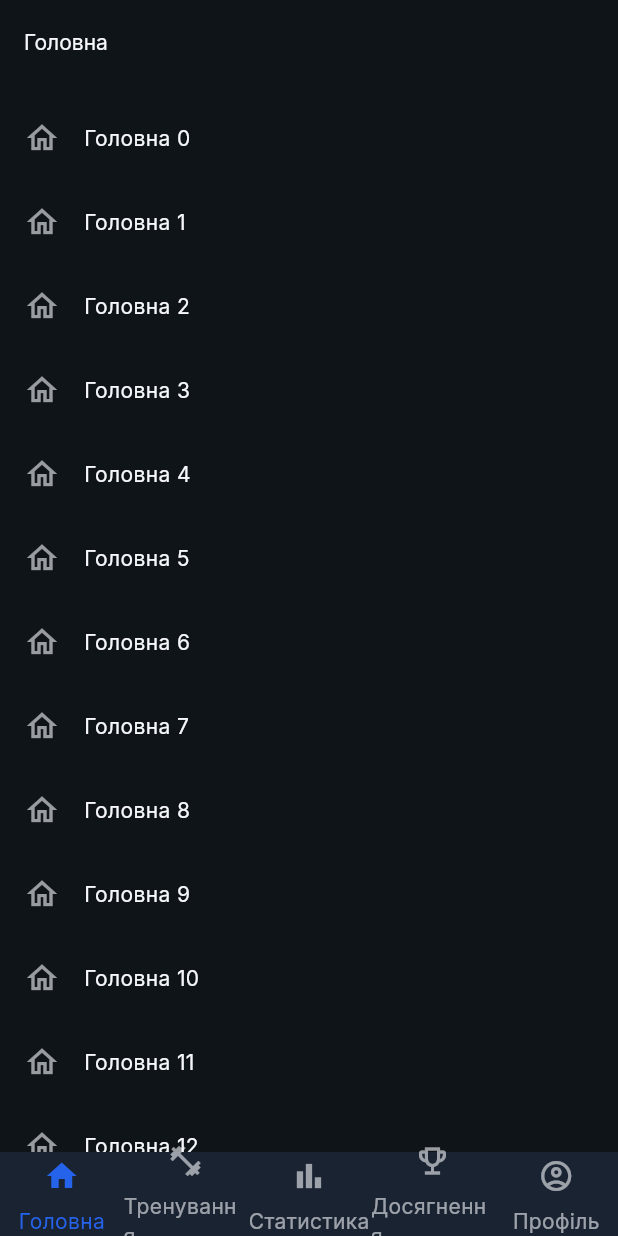
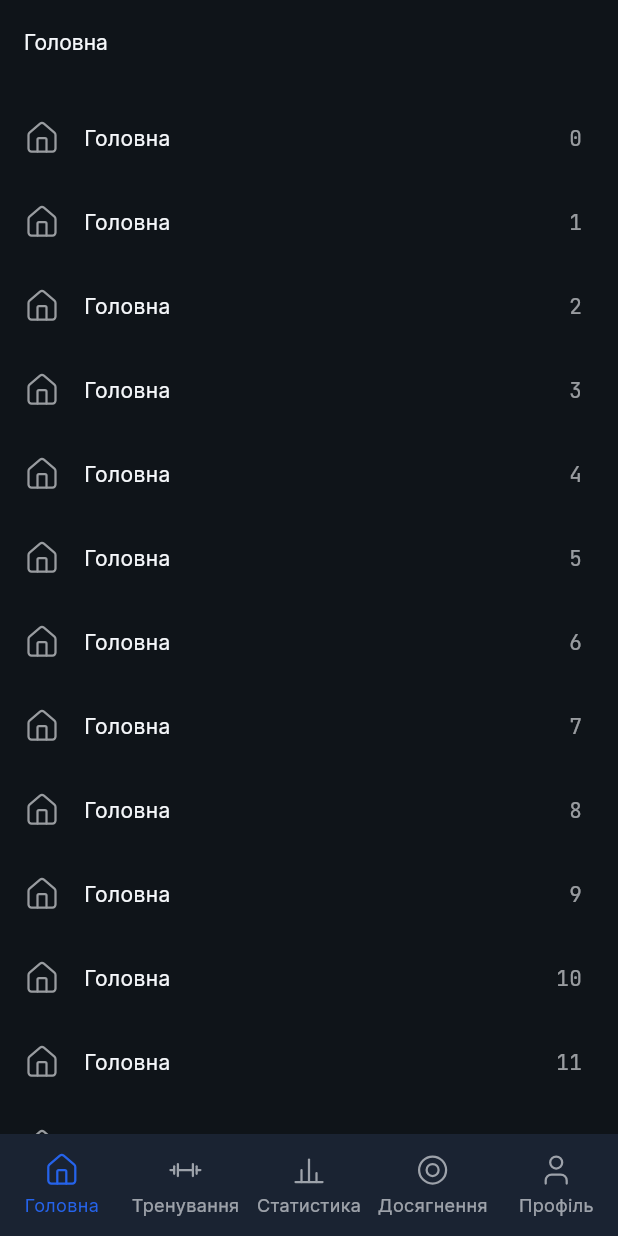
Before and after one commit to D1SDY/worklog, a Flutter app: the screen it shows after launch, on a phone screen of 412 x 824 dp. Run offline on Flutter 3.47's test engine with Material 3 defaults, Android fonts, the phone set to English and light mode, and no system bars; our stand-ins replace flutter_svg, go_router, google_fonts.

Commit message:
feat(shell): WORLOG-001 bottom nav to Figma spec
- Custom 68px AppBottomNavBar replaces Material NavigationBar, which
  overflowed when squeezed below its 80px layout
- Icons rendered as SVG strokes at 1.5px via flutter_svg: Lucide house
  and user, design-supplied horizontal barbell, baseline bar chart and
  two-ring achievement glyphs; same outline in both states, tinted only
- Labels Inter regular 12/16, single line, text scale capped at 2.0
- ShellDestination is pure Dart; icon mapping lives in lib/ui
- Declare flutter_web_plugins; gitignore local .claude/worktrees/

Co-Authored-By: Claude Opus 5.5 <noreply@anthropic.com>

```diff
--- a/lib/domain/models/shell_destination.dart
+++ b/lib/domain/models/shell_destination.dart
@@ -1,5 +1,3 @@
-import 'package:flutter/material.dart';
-
 /// A top-level destination in the app's bottom navigation shell.
 ///
 /// Declaration order is the tab order in the bar, fixed by
@@ -9,59 +7,17 @@ import 'package:flutter/material.dart';
 /// in the WORLOG-001 description identify the tabs for the reader; they are not
 /// the strings shown to users.
 ///
-/// Icons follow the rules page's Lucide mapping, resolved to their nearest
-/// Material equivalents so the app keeps using the bundled icon font rather
-/// than taking a dependency for five glyphs. The page permits a different
-/// library "as long as the 5-icon mapping and outline/filled pairing stay the
-/// same", which is what [icon]/[selectedIcon] preserve.
+/// Pure Dart on purpose. Icons are presentation, so they live in
+/// `lib/ui/core/icons/tab_icon.dart`, keeping this layer free of
+/// Flutter and icon-font dependencies.
 enum ShellDestination {
-  /// Lucide `home`.
-  home(
-    path: '/home',
-    label: 'Головна',
-    icon: Icons.home_outlined,
-    selectedIcon: Icons.home,
-  ),
+  home(path: '/home', label: 'Головна'),
+  training(path: '/training', label: 'Тренування'),
+  statistics(path: '/statistics', label: 'Статистика'),
+  achievements(path: '/achievements', label: 'Досягнення'),
+  profile(path: '/profile', label: 'Профіль');
 
-  /// Lucide `dumbbell`.
-  training(
-    path: '/training',
-    label: 'Тренування',
-    icon: Icons.fitness_center_outlined,
-    selectedIcon: Icons.fitness_center,
-  ),
-
-  /// Lucide `bar-chart-2`.
-  statistics(
-    path: '/statistics',
-    label: 'Статистика',
-    icon: Icons.bar_chart_outlined,
-    selectedIcon: Icons.bar_chart,
-  ),
-
-  /// Lucide `trophy`.
-  achievements(
-    path: '/achievements',
-    label: 'Досягнення',
-    icon: Icons.emoji_events_outlined,
-    selectedIcon: Icons.emoji_events,
-  ),
-
-  /// Lucide `circle-user` — the rounded frame is part of the spec, so this is
-  /// `account_circle` rather than the frameless `person`.
-  profile(
-    path: '/profile',
-    label: 'Профіль',
-    icon: Icons.account_circle_outlined,
-    selectedIcon: Icons.account_circle,
-  );
-
-  const ShellDestination({
-    required this.path,
-    required this.label,
-    required this.icon,
-    required this.selectedIcon,
-  });
+  const ShellDestination({required this.path, required this.label});
 
   /// Route location of this tab's branch root.
   ///
@@ -71,14 +27,4 @@ enum ShellDestination {
 
   /// Text shown under the tab icon.
   final String label;
-
-  /// Icon shown while the tab is inactive.
-  final IconData icon;
-
-  /// Icon shown while the tab is active.
-  ///
-  /// The rules page distinguishes the active tab by colour; the filled variant
-  /// is an extra non-colour cue, so the distinction survives for users who
-  /// cannot rely on hue alone.
-  final IconData selectedIcon;
 }
--- /dev/null
+++ b/lib/ui/core/icons/lucide_svg.dart
@@ -0,0 +1,115 @@
+import 'package:flutter/widgets.dart';
+import 'package:flutter_svg/flutter_svg.dart';
+
+/// Tab and UI icons as SVG source, drawn as real strokes at the exact width the
+/// design asks for (1.5px).
+///
+/// Icon fonts cannot do this: the Lucide font is 2px only, and font glyphs are
+/// pre-outlined, so they render heavier than a stroked vector of the same
+/// width. `house`, `user` and `search-x` are upstream Lucide with only
+/// `stroke-width` changed; the barbell, bar chart and rings are the design's
+/// own paths.
+///
+/// Lucide path data: (https://lucide.dev), ISC License, Copyright (c) Lucide
+/// Contributors.
+abstract final class LucideSvg {
+  /// Stroke width for every icon, in the 24-unit viewBox (so px at 24px).
+  static const String strokeWidth = '1.5';
+
+  static const String _open =
+      '<svg xmlns="http://www.w3.org/2000/svg" width="24" height="24" '
+      'viewBox="0 0 24 24" fill="none" stroke="#000000" '
+      'stroke-width="$strokeWidth" stroke-linecap="round" '
+      'stroke-linejoin="round">';
+  static const String _close = '</svg>';
+
+  /// Lucide `house` (formerly `home`).
+  static const String house =
+      '$_open'
+      '<path d="M15 21v-8a1 1 0 0 0-1-1h-4a1 1 0 0 0-1 1v8"/>'
+      '<path d="M3 10a2 2 0 0 1 .709-1.528l7-6a2 2 0 0 1 2.582 0l7 6A2 2 0 0 1 '
+      '21 10v9a2 2 0 0 1-2 2H5a2 2 0 0 1-2-2z"/>'
+      '$_close';
+
+  /// Horizontal barbell, from the design (not Lucide): a bar, tall inner
+  /// plates, short outer plates and bar ends. Never rotated.
+  static const String barbell =
+      '$_open'
+      '<line x1="7" y1="12" x2="17" y2="12"/>'
+      '<line x1="7" y1="8" x2="7" y2="16"/>'
+      '<line x1="17" y1="8" x2="17" y2="16"/>'
+      '<line x1="4.5" y1="9.5" x2="4.5" y2="14.5"/>'
+      '<line x1="19.5" y1="9.5" x2="19.5" y2="14.5"/>'
+      '<line x1="2" y1="12" x2="4.5" y2="12"/>'
+      '<line x1="19.5" y1="12" x2="22" y2="12"/>'
+      '$_close';
+
+  /// Bar chart, from the design (not Lucide): three vertical bars standing on
+  /// a baseline — middle tallest, left medium, right shortest.
+  static const String barChart =
+      '$_open'
+      '<line x1="3" y1="20" x2="21" y2="20"/>'
+      '<line x1="7" y1="20" x2="7" y2="12"/>'
+      '<line x1="12" y1="20" x2="12" y2="5"/>'
+      '<line x1="17" y1="20" x2="17" y2="14"/>'
+      '$_close';
+
+  /// Two concentric rings, from the design (not Lucide): no centre dot, no
+  /// third ring.
+  static const String rings =
+      '$_open'
+      '<circle cx="12" cy="12" r="9"/>'
+      '<circle cx="12" cy="12" r="4"/>'
+      '$_close';
+
+  /// Lucide `user`: head circle and shoulder arc.
+  static const String user =
+      '$_open'
+      '<path d="M19 21v-2a4 4 0 0 0-4-4H9a4 4 0 0 0-4 4v2"/>'
+      '<circle cx="12" cy="7" r="4"/>'
+      '$_close';
+
+  /// Lucide `search-x`.
+  static const String searchX =
+      '$_open'
+      '<path d="m13.5 8.5-5 5"/>'
+      '<path d="m8.5 8.5 5 5"/>'
+      '<circle cx="11" cy="11" r="8"/>'
+      '<path d="m21 21-4.3-4.3"/>'
+      '$_close';
+}
+
+/// Paints one [LucideSvg] icon at [size], tinted [color].
+///
+/// The SVG's own stroke colour is replaced wholesale via [BlendMode.srcIn], so
+/// a single source serves every state — callers change only the colour.
+class LucideSvgIcon extends StatelessWidget {
+  const LucideSvgIcon({
+    required this.svg,
+    required this.size,
+    required this.color,
+    super.key,
+  });
+
+  /// SVG source, one of the [LucideSvg] constants.
+  final String svg;
+
+  /// Width and height in logical pixels.
+  final double size;
+
+  /// Stroke colour.
+  final Color color;
+
+  @override
+  Widget build(BuildContext context) {
+    return SvgPicture.string(
+      svg,
+      width: size,
+      height: size,
+      colorFilter: ColorFilter.mode(color, BlendMode.srcIn),
+      // Decorative: the text next to an icon carries its meaning, so a
+      // screen reader should not announce a separate image.
+      excludeFromSemantics: true,
+    );
+  }
+}
--- /dev/null
+++ b/lib/ui/core/icons/tab_icon.dart
@@ -0,0 +1,50 @@
+import 'package:flutter/widgets.dart';
+
+import '../../../domain/models/shell_destination.dart';
+import '../theme/app_tokens.dart';
+import 'lucide_svg.dart';
+
+/// Icon for each [ShellDestination], per the design's Tab Item spec, which
+/// overrides the story's original icon table. Головна and Профіль are Lucide
+/// `house` and `user`; Тренування, Статистика and Досягнення use the design's
+/// own barbell, bar chart and two-ring paths.
+///
+/// Lives in `lib/ui/` rather than on the domain enum so the domain layer stays
+/// free of Flutter and rendering dependencies.
+extension ShellDestinationIcons on ShellDestination {
+  /// SVG source of this tab's icon, used unchanged in both states.
+  String get lucideSvg {
+    return switch (this) {
+      ShellDestination.home => LucideSvg.house,
+      ShellDestination.training => LucideSvg.barbell,
+      ShellDestination.statistics => LucideSvg.barChart,
+      ShellDestination.achievements => LucideSvg.rings,
+      ShellDestination.profile => LucideSvg.user,
+    };
+  }
+}
+
+/// A tab's outline icon: one glyph and one 1.5px stroke for every state. The
+/// active tab differs only in [color].
+class TabIcon extends StatelessWidget {
+  const TabIcon({
+    required this.destination,
+    required this.color,
+    this.size = AppSizes.navIcon,
+    super.key,
+  });
+
+  /// The tab whose glyph to draw.
+  final ShellDestination destination;
+
+  /// Stroke colour: [AppColors.accentBlue] when active, muted otherwise.
+  final Color color;
+
+  /// Width and height; the rules page fixes nav icons at 24px.
+  final double size;
+
+  @override
+  Widget build(BuildContext context) {
+    return LucideSvgIcon(svg: destination.lucideSvg, size: size, color: color);
+  }
+}
--- a/lib/ui/core/theme/app_theme.dart
+++ b/lib/ui/core/theme/app_theme.dart
@@ -24,6 +24,17 @@ abstract final class AppTheme {
     return GoogleFonts.jetBrainsMono(textStyle: style);
   }
 
+  /// Bottom-nav label: Inter regular 12/16, per the Figma Tab Item. Material's
+  /// `labelMedium` is 12/16 too but medium weight, so this is defined here
+  /// rather than borrowed.
+  static TextStyle navLabel() {
+    return GoogleFonts.inter(
+      fontSize: AppTypeScale.navLabelSize,
+      height: AppTypeScale.navLabelLineHeight / AppTypeScale.navLabelSize,
+      fontWeight: FontWeight.w400,
+    );
+  }
+
   static ThemeData dark() {
     final TextTheme text = textTheme();
 
@@ -46,34 +57,6 @@ abstract final class AppTheme {
         elevation: 0,
         titleTextStyle: text.titleLarge,
       ),
-      navigationBarTheme: NavigationBarThemeData(
-        height: AppSizes.bottomNavHeight,
-        backgroundColor: AppColors.bgSecondary,
-        elevation: 0,
-        // The rules page distinguishes tabs by colour only — no Material 3
-        // indicator pill.
-        indicatorColor: Colors.transparent,
-        labelBehavior: NavigationDestinationLabelBehavior.alwaysShow,
-        iconTheme: WidgetStateProperty.resolveWith<IconThemeData>((
-          Set<WidgetState> states,
-        ) {
-          return IconThemeData(
-            size: AppSizes.navIcon,
-            color: states.contains(WidgetState.selected)
-                ? AppColors.accentBlue
-                : AppColors.textMuted,
-          );
-        }),
-        labelTextStyle: WidgetStateProperty.resolveWith<TextStyle>((
-          Set<WidgetState> states,
-        ) {
-          return (text.labelMedium ?? const TextStyle()).copyWith(
-            color: states.contains(WidgetState.selected)
-                ? AppColors.accentBlue
-                : AppColors.textMuted,
-          );
-        }),
-      ),
     );
   }
 }
--- a/lib/ui/core/theme/app_tokens.dart
+++ b/lib/ui/core/theme/app_tokens.dart
@@ -63,13 +63,37 @@ abstract final class AppRadius {
   static const double modal = 16;
 }
 
+/// Font sizes and line heights fixed by the design rather than taken from the
+/// Material type scale.
+abstract final class AppTypeScale {
+  /// Bottom-nav label size, per the Figma Tab Item: 12/16 Inter regular.
+  static const double navLabelSize = 12;
+
+  /// Bottom-nav label line height.
+  static const double navLabelLineHeight = 16;
+}
+
 /// Fixed component dimensions defined by the rules page.
 abstract final class AppSizes {
-  /// Bottom navigation bar height, per WORLOG-001 and the rules page.
-  static const double bottomNavHeight = 56;
+  /// Bottom navigation bar height, per the Figma Tab bar (402x68). This
+  /// supersedes the 56px in WORLOG-001's acceptance criteria and the rules
+  /// page. The bottom safe-area inset is added beneath it, not included.
+  static const double bottomNavHeight = 68;
 
   /// Bottom navigation icon size — the rules page specifies 24×24px.
   static const double navIcon = 24;
+
+  /// Largest system text scale the bottom-nav labels follow.
+  ///
+  /// The bar's height is fixed at [bottomNavHeight], so its labels cannot grow
+  /// without bound the way body text does. Derived from the bar geometry, not
+  /// a design token: the label line may take what is left after the icon, the
+  /// icon-label gap and an [AppSpacing.xs] margin above and below, so
+  /// (68 - 2 * 4 - 24 - 4) / 16 = 2.0. Above that the label stops growing while
+  /// the rest of the app keeps scaling.
+  static const double navLabelMaxTextScale =
+      (bottomNavHeight - 2 * AppSpacing.xs - navIcon - AppSpacing.xs) /
+      AppTypeScale.navLabelLineHeight;
 
   /// Minimum touch target for icon buttons.
   static const double minTouchTarget = 44;
--- a/lib/ui/core/widgets/not_found_screen.dart
+++ b/lib/ui/core/widgets/not_found_screen.dart
@@ -2,6 +2,7 @@ import 'package:flutter/material.dart';
 import 'package:go_router/go_router.dart';
 
 import '../../../domain/models/shell_destination.dart';
+import '../icons/lucide_svg.dart';
 import '../theme/app_tokens.dart';
 
 /// Shown when a route cannot be resolved — a stale deep link, or a typed URL on
@@ -24,8 +25,8 @@ class NotFoundScreen extends StatelessWidget {
           child: Column(
             mainAxisSize: MainAxisSize.min,
             children: <Widget>[
-              const Icon(
-                Icons.search_off_outlined,
+              const LucideSvgIcon(
+                svg: LucideSvg.searchX,
                 size: AppSizes.emptyStateIcon,
                 color: AppColors.textMuted,
               ),
--- a/lib/ui/core/widgets/placeholder_tab_view.dart
+++ b/lib/ui/core/widgets/placeholder_tab_view.dart
@@ -1,6 +1,8 @@
 import 'package:flutter/material.dart';
 
 import '../../../domain/models/shell_destination.dart';
+import '../icons/tab_icon.dart';
+import '../theme/app_theme.dart';
 import '../theme/app_tokens.dart';
 
 /// Stand-in body for a shell tab whose real content ships in a later story.
@@ -24,11 +26,20 @@ class PlaceholderTabView extends StatelessWidget {
         padding: const EdgeInsets.symmetric(vertical: AppSpacing.sm),
         itemCount: itemCount,
         itemBuilder: (BuildContext context, int index) {
+          final TextStyle? body = Theme.of(context).textTheme.bodyMedium;
+
           return ListTile(
-            leading: Icon(destination.icon, color: AppColors.textMuted),
-            title: Text(
-              '${destination.label} $index',
-              style: Theme.of(context).textTheme.bodyMedium,
+            leading: TabIcon(
+              destination: destination,
+              color: AppColors.textMuted,
+            ),
+            title: Text(destination.label, style: body),
+            // Numbers are JetBrains Mono everywhere, placeholders included.
+            trailing: Text(
+              '$index',
+              style: AppTheme.numeric(
+                body?.copyWith(color: AppColors.textMuted),
+              ),
             ),
           );
         },
--- /dev/null
+++ b/lib/ui/shell/widgets/app_bottom_nav_bar.dart
@@ -0,0 +1,113 @@
+import 'package:flutter/material.dart';
+
+import '../../../domain/models/shell_destination.dart';
+import '../../core/icons/tab_icon.dart';
+import '../../core/theme/app_theme.dart';
+import '../../core/theme/app_tokens.dart';
+
+/// The bottom navigation bar from 📐 UI Component Rules → Bottom Navigation
+/// Bar, with the Figma Tab bar's geometry: five fixed tabs,
+/// [AppSizes.bottomNavHeight] tall, a 24px Lucide outline icon 4px above a
+/// 12/16 label, the active tab in [AppColors.accentBlue] and inactive tabs
+/// muted.
+///
+/// Built from tokens rather than Material 3's `NavigationBar`, whose layout
+/// assumes an 80px bar with a 32px indicator slot, and whose `String` labels
+/// cannot be held to one line, so the longer Ukrainian labels wrap on narrow
+/// phones.
+///
+/// The bottom safe-area inset is added beneath the bar's row, so the tabs never
+/// sit under a home indicator or gesture bar.
+class AppBottomNavBar extends StatelessWidget {
+  const AppBottomNavBar({
+    required this.selectedIndex,
+    required this.onDestinationSelected,
+    super.key,
+  });
+
+  /// Index into [ShellDestination.values] of the active tab.
+  final int selectedIndex;
+
+  /// Called with the tapped tab's index, including when it is already active.
+  final ValueChanged<int> onDestinationSelected;
+
+  @override
+  Widget build(BuildContext context) {
+    return Material(
+      color: AppColors.bgSecondary,
+      child: SafeArea(
+        top: false,
+        child: SizedBox(
+          height: AppSizes.bottomNavHeight,
+          child: MediaQuery.withClampedTextScaling(
+            maxScaleFactor: AppSizes.navLabelMaxTextScale,
+            child: Row(
+              children: <Widget>[
+                for (final ShellDestination destination
+                    in ShellDestination.values)
+                  Expanded(
+                    child: _NavItem(
+                      key: ValueKey<String>('nav-${destination.name}'),
+                      destination: destination,
+                      selected: destination.index == selectedIndex,
+                      onTap: () => onDestinationSelected(destination.index),
+                    ),
+                  ),
+              ],
+            ),
+          ),
+        ),
+      ),
+    );
+  }
+}
+
+/// One tab: icon above a single-line label, tinted by selection.
+class _NavItem extends StatelessWidget {
+  const _NavItem({
+    required this.destination,
+    required this.selected,
+    required this.onTap,
+    super.key,
+  });
+
+  final ShellDestination destination;
+  final bool selected;
+  final VoidCallback onTap;
+
+  @override
+  Widget build(BuildContext context) {
+    final Color color = selected ? AppColors.accentBlue : AppColors.textMuted;
+    final TextStyle labelStyle = AppTheme.navLabel().copyWith(color: color);
+
+    return Semantics(
+      button: true,
+      selected: selected,
+      child: InkWell(
+        onTap: onTap,
+        child: Padding(
+          padding: const EdgeInsets.symmetric(horizontal: AppSpacing.xs),
+          child: Column(
+            mainAxisAlignment: MainAxisAlignment.center,
+            children: <Widget>[
+              // Same outline glyph in both states; only the tint changes.
+              TabIcon(destination: destination, color: color),
+              const SizedBox(height: AppSpacing.xs),
+              // One line, always: a label that does not fit the tab's width
+              // shrinks rather than wrapping out of the fixed-height bar.
+              FittedBox(
+                fit: BoxFit.scaleDown,
+                child: Text(
+                  destination.label,
+                  maxLines: 1,
+                  softWrap: false,
+                  style: labelStyle,
+                ),
+              ),
+            ],
+          ),
+        ),
+      ),
+    );
+  }
+}
--- a/lib/ui/shell/widgets/app_shell.dart
+++ b/lib/ui/shell/widgets/app_shell.dart
@@ -1,7 +1,7 @@
 import 'package:flutter/material.dart';
 import 'package:go_router/go_router.dart';
 
-import '../../../domain/models/shell_destination.dart';
+import 'app_bottom_nav_bar.dart';
 
 /// The persistent navigation shell: a bottom tab bar over five top-level tabs.
 ///
@@ -19,20 +19,9 @@ class AppShell extends StatelessWidget {
   Widget build(BuildContext context) {
     return Scaffold(
       body: navigationShell,
-      // Height, colours, icon size and label behaviour come from
-      // navigationBarTheme, so the bar's spec lives in one place — see
-      // AppTheme.dark and AppSizes.
-      bottomNavigationBar: NavigationBar(
+      bottomNavigationBar: AppBottomNavBar(
         selectedIndex: navigationShell.currentIndex,
         onDestinationSelected: _onDestinationSelected,
-        destinations: <Widget>[
-          for (final ShellDestination destination in ShellDestination.values)
-            NavigationDestination(
-              icon: Icon(destination.icon),
-              selectedIcon: Icon(destination.selectedIcon),
-              label: destination.label,
-            ),
-        ],
       ),
     );
   }
--- a/pubspec.yaml
+++ b/pubspec.yaml
@@ -30,12 +30,16 @@ environment:
 dependencies:
   flutter:
     sdk: flutter
+  # usePathUrlStrategy() in main.dart, for clean deep-link URLs on web.
+  flutter_web_plugins:
+    sdk: flutter
 
   # The following adds the Cupertino Icons font to your application.
   # Use with the CupertinoIcons class for iOS style icons.
   cupertino_icons: ^1.0.8
   google_fonts: ^8.2.1
   go_router: ^18.0.1
+  flutter_svg: ^2.3.0
 
 dev_dependencies:
   flutter_test:
```
Also changed, not shown: pubspec.lock, 8 other files.
